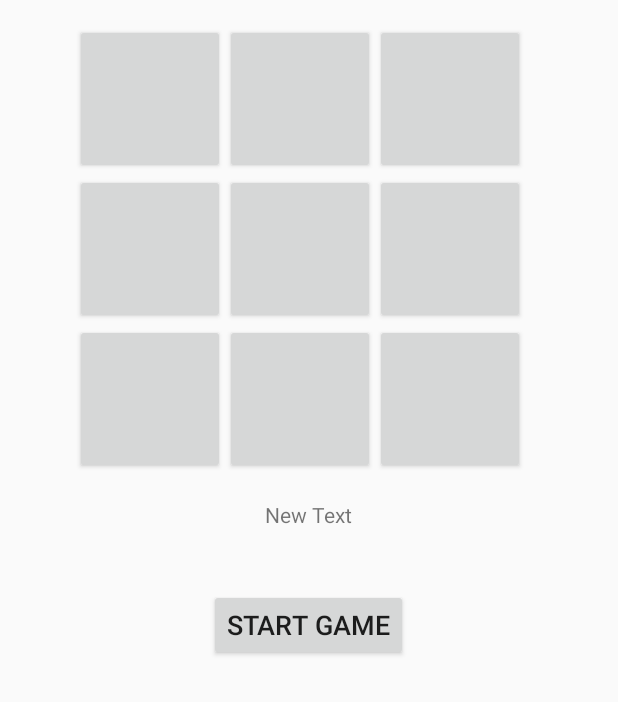
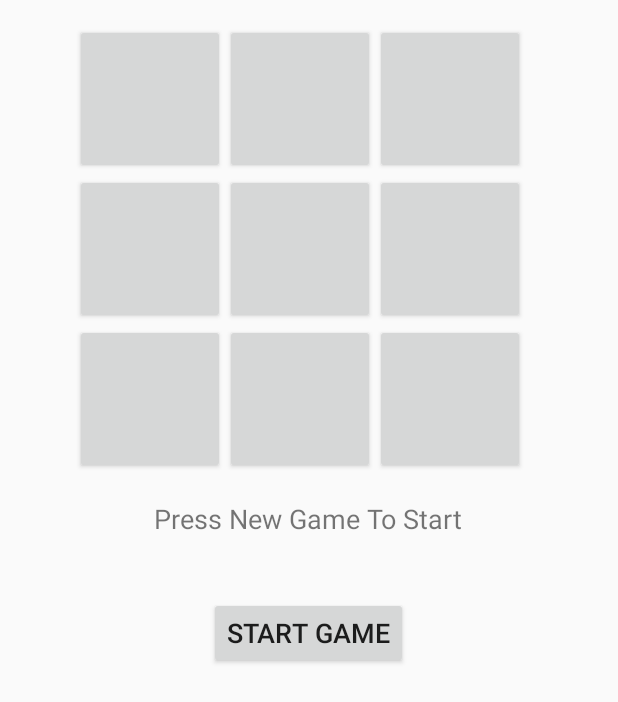
Before and after one commit to jupiter888/Android-Tic.Tac.Toe, an Android app: the screen it shows after launch (MainActivity), on a phone screen of 412 x 824 dp. Shown: the top 702 px of the screen. Run offline under Robolectric (Android 15) with nearby library versions, the phone set to English and light mode, and no system bars.

Commit message:
r.id added

```diff
--- a/app/src/main/res/layout/activity_main.xml
+++ b/app/src/main/res/layout/activity_main.xml
@@ -129,11 +129,13 @@
     <TextView
         android:layout_width="wrap_content"
         android:layout_height="wrap_content"
-        android:text="New Text"
+        android:text="Press New Game To Start"
         android:id="@+id/textGameStatus"
         android:layout_below="@+id/tableGameBoard"
         android:layout_centerHorizontal="true"
-        android:layout_marginTop="17dp" />
+        android:layout_marginTop="17dp"
+        android:textSize="18sp"
+        android:gravity="center" />
 
     <Button
         android:layout_width="wrap_content"
```
